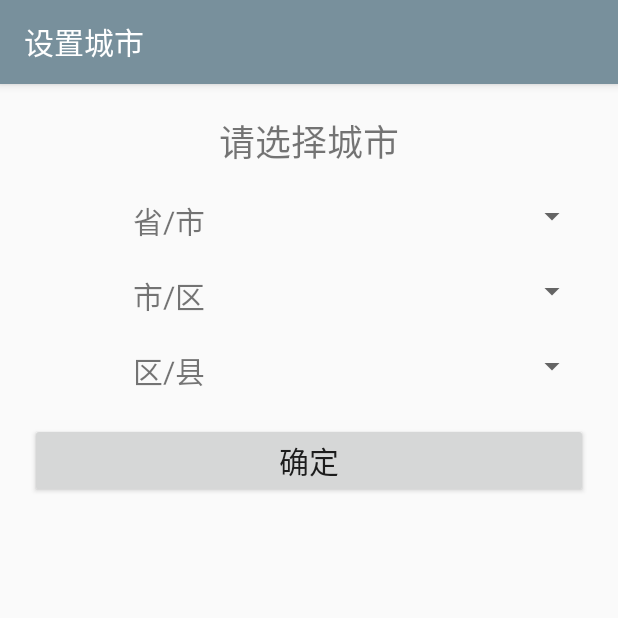
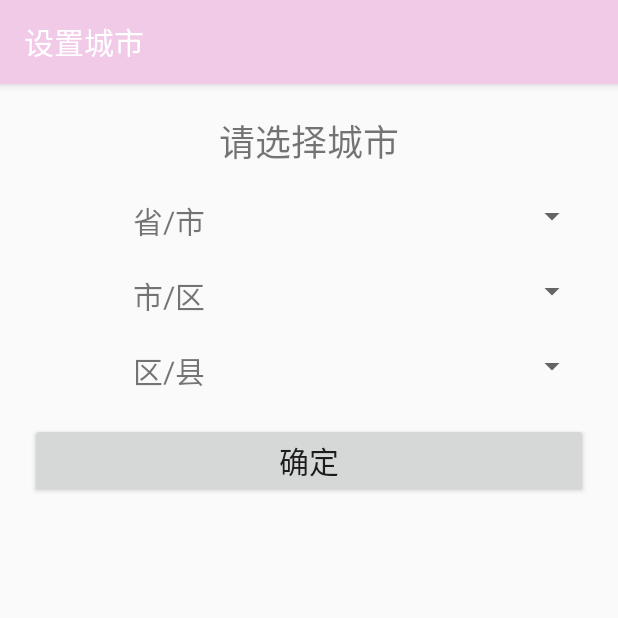
Before and after one commit to seekerzhouk/SimpleWeather, an Android app: the screen it shows after launch (SetCityActivity), after a tap on "设置城市", on a phone screen of 412 x 824 dp, the top half of it. Run offline under Robolectric (Android 15) with nearby library versions, the phone set to English and light mode, and no system bars.

```diff
--- a/app/build.gradle
+++ b/app/build.gradle
@@ -4,7 +4,7 @@ android {
     compileSdkVersion 27
     defaultConfig {
         applicationId "com.seekerzhouk.android.simpleweather"
-        minSdkVersion 16
+        minSdkVersion 23
         targetSdkVersion 27
         versionCode 1
         versionName "1.0"
--- a/app/src/main/java/com/seekerzhouk/android/simpleweather/activity/AboutActivity.java
+++ b/app/src/main/java/com/seekerzhouk/android/simpleweather/activity/AboutActivity.java
@@ -1,13 +1,12 @@
 package com.seekerzhouk.android.simpleweather.activity;
 
-import android.support.v7.app.AppCompatActivity;
 import android.os.Bundle;
 import android.widget.TextView;
 
 import com.seekerzhouk.android.simpleweather.utils.PackageInfoUtils;
 import com.seekerzhouk.android.simpleweather.R;
 
-public class AboutActivity extends AppCompatActivity {
+public class AboutActivity extends BaseActivity {
 
     private TextView appName,version;
     @Override
--- /dev/null
+++ b/app/src/main/java/com/seekerzhouk/android/simpleweather/activity/BaseActivity.java
@@ -0,0 +1,51 @@
+package com.seekerzhouk.android.simpleweather.activity;
+
+import android.annotation.SuppressLint;
+import android.graphics.drawable.ColorDrawable;
+import android.os.Bundle;
+import android.support.annotation.Nullable;
+import android.support.v7.app.ActionBar;
+import android.support.v7.app.AppCompatActivity;
+import android.view.View;
+import android.widget.TimePicker;
+
+import com.seekerzhouk.android.simpleweather.R;
+
+@SuppressLint("Registered")
+public class BaseActivity extends AppCompatActivity {
+
+    @Override
+    protected void onCreate(@Nullable Bundle savedInstanceState) {
+        super.onCreate(savedInstanceState);
+        setActionBarAndStatusBarColor();
+    }
+
+    private void setActionBarAndStatusBarColor() {
+        ActionBar actionBar = getSupportActionBar();
+        if (actionBar == null) {
+            return;
+        }
+        int statusColor;
+        int actionBarColor;
+        TimePicker timePicker = new TimePicker(this);
+        int hour = timePicker.getHour();
+        if (hour >= 6 && hour <= 11) {
+            statusColor = getColor(R.color.morning_status);
+            actionBarColor = getColor(R.color.morning_actionbar);
+        } else if (hour > 11 && hour < 14) {
+            statusColor = getColor(R.color.noon_status);
+            actionBarColor = getColor(R.color.noon_actionbar);
+        } else if (hour >= 14 && hour <=18) {
+            statusColor = getColor(R.color.afternoon_status);
+            actionBarColor = getColor(R.color.afternoon_actionbar);
+        } else {
+            statusColor = getColor(R.color.night_status);
+            actionBarColor = getColor(R.color.night_actionbar);
+        }
+        getWindow().getDecorView().setSystemUiVisibility(View.SYSTEM_UI_FLAG_VISIBLE);
+        getWindow().setStatusBarColor(statusColor); // 设置状态栏颜色
+        ColorDrawable drawable = new ColorDrawable();
+        drawable.setColor(actionBarColor);
+        actionBar.setBackgroundDrawable(drawable); // 设置actionbar颜色
+    }
+}
--- a/app/src/main/java/com/seekerzhouk/android/simpleweather/activity/DetailsActivity.java
+++ b/app/src/main/java/com/seekerzhouk/android/simpleweather/activity/DetailsActivity.java
@@ -1,6 +1,5 @@
 package com.seekerzhouk.android.simpleweather.activity;
 
-import android.support.v7.app.AppCompatActivity;
 import android.os.Bundle;
 import android.widget.ImageView;
 import android.widget.TextView;
@@ -13,7 +12,7 @@ import com.seekerzhouk.android.simpleweather.utils.SpUtils;
 
 import java.util.List;
 
-public class DetailsActivity extends AppCompatActivity {
+public class DetailsActivity extends BaseActivity {
 
     @Override
     protected void onCreate(Bundle savedInstanceState) {
--- a/app/src/main/java/com/seekerzhouk/android/simpleweather/activity/MainActivity.java
+++ b/app/src/main/java/com/seekerzhouk/android/simpleweather/activity/MainActivity.java
@@ -6,9 +6,10 @@ import android.content.Context;
 import android.content.Intent;
 import android.content.SharedPreferences;
 import android.graphics.Rect;
+import android.graphics.drawable.ColorDrawable;
 import android.os.Bundle;
 import android.os.SystemClock;
-import android.support.v7.app.AppCompatActivity;
+import android.support.v7.app.ActionBar;
 import android.support.v7.widget.LinearLayoutManager;
 import android.support.v7.widget.RecyclerView;
 import android.util.Log;
@@ -16,6 +17,8 @@ import android.view.Menu;
 import android.view.MenuInflater;
 import android.view.MenuItem;
 import android.view.View;
+import android.widget.LinearLayout;
+import android.widget.TimePicker;
 import android.widget.Toast;
 
 import com.seekerzhouk.android.simpleweather.fragment.HintFragment;
@@ -35,7 +38,7 @@ import okhttp3.OkHttpClient;
 import okhttp3.Request;
 import okhttp3.Response;
 
-public class MainActivity extends AppCompatActivity implements HintFragment.SetCityCallBack {
+public class MainActivity extends BaseActivity implements HintFragment.SetCityCallBack {
 
     private static final String TAG = "MainActivity";
     private static final boolean DBG = true;
@@ -44,6 +47,7 @@ public class MainActivity extends AppCompatActivity implements HintFragment.SetC
     public static final int REQUEST_CODE_TO_SET_CITY = 1;
 
     private RecyclerView mrecyclerView = null;
+    private LinearLayout mainLinearLayout = null;
     private LinearLayoutManager linearLayoutManager = null;
     private RecyclerViewAdapter.OnItemClickListener rvaOnItemClickListener = null;
 
@@ -51,8 +55,9 @@ public class MainActivity extends AppCompatActivity implements HintFragment.SetC
     protected void onCreate(Bundle savedInstanceState) {
         super.onCreate(savedInstanceState);
         setContentView(R.layout.activity_main);
+
         mrecyclerView = findViewById(R.id.recycler_view);
-
+        mainLinearLayout = findViewById(R.id.main_linearLayout);
         SharedPreferences sharedPreferences = getSharedPreferences("FirstDistrict", Context.MODE_PRIVATE);
         district = sharedPreferences.getString("district", null);
 
@@ -80,6 +85,24 @@ public class MainActivity extends AppCompatActivity implements HintFragment.SetC
         mrecyclerView.setLayoutManager(linearLayoutManager);
 
         refresh();
+        setBackground();
+    }
+
+    /**
+     * 在不同时间段，设置状态栏和actionbar不同的背景颜色
+     */
+    private void setBackground() {
+        TimePicker timePicker = new TimePicker(this);
+        int hour = timePicker.getHour();
+        if (hour >= 6 && hour <= 11) {
+            mainLinearLayout.setBackground(getDrawable(R.drawable.bg_morning));
+        } else if (hour > 11 && hour < 14) {
+            mainLinearLayout.setBackground(getDrawable(R.drawable.bg_noon));
+        } else if (hour >= 14 && hour <=18) {
+            mainLinearLayout.setBackground(getDrawable(R.drawable.bg_afternoon));
+        } else {
+            mainLinearLayout.setBackground(getDrawable(R.drawable.bg_night));
+        }
     }
 
     private void refresh() {
--- a/app/src/main/java/com/seekerzhouk/android/simpleweather/activity/SetCityActivity.java
+++ b/app/src/main/java/com/seekerzhouk/android/simpleweather/activity/SetCityActivity.java
@@ -3,7 +3,6 @@ package com.seekerzhouk.android.simpleweather.activity;
 import android.content.Context;
 import android.content.Intent;
 import android.os.Bundle;
-import android.support.v7.app.AppCompatActivity;
 import android.util.Log;
 import android.view.View;
 import android.widget.AdapterView;
@@ -11,11 +10,11 @@ import android.widget.ArrayAdapter;
 import android.widget.Button;
 import android.widget.Spinner;
 
+import com.google.gson.Gson;
+import com.seekerzhouk.android.simpleweather.R;
 import com.seekerzhouk.android.simpleweather.bean.CityBean;
-import com.seekerzhouk.android.simpleweather.R;
 import com.seekerzhouk.android.simpleweather.utils.ConfigURL;
 import com.seekerzhouk.android.simpleweather.utils.SpUtils;
-import com.google.gson.Gson;
 
 import java.io.IOException;
 import java.util.ArrayList;
@@ -29,7 +28,7 @@ import okhttp3.OkHttpClient;
 import okhttp3.Request;
 import okhttp3.Response;
 
-public class SetCityActivity extends AppCompatActivity implements AdapterView.OnItemSelectedListener {
+public class SetCityActivity extends BaseActivity implements AdapterView.OnItemSelectedListener {
 
     private Spinner spinnerProvince, spinnerCity, spinnerDistrict;
     public static String strDistrict;
--- a/app/src/main/res/layout/activity_details.xml
+++ b/app/src/main/res/layout/activity_details.xml
@@ -74,8 +74,8 @@
                 android:orientation="horizontal">
                 <ImageView
                     android:id="@+id/iv_details_location"
-                    android:layout_width="wrap_content"
-                    android:layout_height="wrap_content"
+                    android:layout_width="35dp"
+                    android:layout_height="35dp"
                     android:src="@drawable/ic_location"/>
                 <TextView
                     android:id="@+id/tv_details_location"
--- a/app/src/main/res/layout/activity_main.xml
+++ b/app/src/main/res/layout/activity_main.xml
@@ -1,15 +1,15 @@
 <?xml version="1.0" encoding="utf-8"?>
 <LinearLayout xmlns:android="http://schemas.android.com/apk/res/android"
+    android:id="@+id/main_linearLayout"
     android:layout_width="match_parent"
     android:layout_height="match_parent"
+    android:background="@drawable/bg_afternoon"
     android:orientation="vertical">
 
     <android.support.v7.widget.RecyclerView
         android:id="@+id/recycler_view"
         android:layout_width="match_parent"
-        android:layout_height="wrap_content"
-        android:background="@color/colorRecyclerViewBackground">
-
+        android:layout_height="wrap_content">
     </android.support.v7.widget.RecyclerView>
 
     <FrameLayout
--- a/app/src/main/res/layout/fragment_main.xml
+++ b/app/src/main/res/layout/fragment_main.xml
@@ -15,7 +15,7 @@
         android:id="@+id/button_set_city"
         android:layout_width="wrap_content"
         android:layout_height="wrap_content"
-        android:background="@color/fragment_text"
+        android:background="@color/Transparent"
         android:layout_marginTop="20dp"
         android:padding="5dp"
         android:text="@string/please_set_city"
--- a/app/src/main/res/layout/list_item.xml
+++ b/app/src/main/res/layout/list_item.xml
@@ -3,7 +3,7 @@
     xmlns:android="http://schemas.android.com/apk/res/android"
     android:layout_width="match_parent"
     android:layout_height="wrap_content"
-    android:background="@drawable/bg_item">
+    android:background="@color/Transparent">
 
     <ImageView
         android:id="@+id/iv_item_weather"
@@ -19,6 +19,7 @@
         android:layout_marginLeft="5dp"
         android:layout_marginTop="10dp"
         android:text="星期二"
+        android:textColor="@color/text_color"
         android:textSize="20sp"/>
 
     <TextView
@@ -29,6 +30,7 @@
         android:layout_alignLeft="@+id/tv_item_day"
         android:layout_marginTop="10dp"
         android:text="晴天"
+        android:textColor="@color/text_color"
         android:textSize="18sp"/>
     <TextView
         android:id="@+id/tv_item_date"
@@ -40,6 +42,7 @@
         android:layout_marginTop="10dp"
         android:text="2019-08-14"
         android:textSize="18sp"
+        android:textColor="@color/text_color"
         android:layout_marginEnd="10dp" />
 
     <TextView
@@ -53,6 +56,7 @@
         android:layout_marginTop="5dp"
         android:text="29℃"
         android:textSize="24sp"
+        android:textColor="@color/text_color"
         android:layout_marginEnd="10dp" />
 
 
--- a/app/src/main/res/values/colors.xml
+++ b/app/src/main/res/values/colors.xml
@@ -7,10 +7,24 @@
     <color name="listItemBackground">#E5E5E5</color>
     <color name="todayItemBackground">#90A4AE</color>
     <color name="toast">#bac2dc</color>
-    <color name="fragment_text">#FFFFFF</color>
+    <color name="Transparent">#00000000</color>
     <color name="about_activity">#E5E5E5</color>
     <color name="list_item_pressed">#bac2dc</color>
     <color name="detailActivity">#FFFFFF</color>
     <color name="today_item_pressed">#78909C</color>
     <color name="imageViewBG">#90A4AE</color>
+
+    <color name="afternoon_actionbar">#E08287</color>
+    <color name="afternoon_status">#BC6771</color>
+
+    <color name="morning_actionbar">#365C88</color>
+    <color name="morning_status">#314B77</color>
+
+    <color name="noon_actionbar">#F1CAE8</color>
+    <color name="noon_status">#E5B2D9</color>
+
+    <color name="night_actionbar">#051B2A</color>
+    <color name="night_status">#020108</color>
+
+    <color name="text_color">#FFFFFF</color>
 </resources>
```
Also changed, not shown: app/src/main/res/layout/today_item.xml (+8 -3 lines), app/src/main/res/drawable/bg_afternoon.png (added), app/src/main/res/drawable/bg_morning.png (added), app/src/main/res/drawable/bg_night.png (added), app/src/main/res/drawable/ic_location.png, app/src/main/res/drawable/ic_refresh.png, 1 other file.
